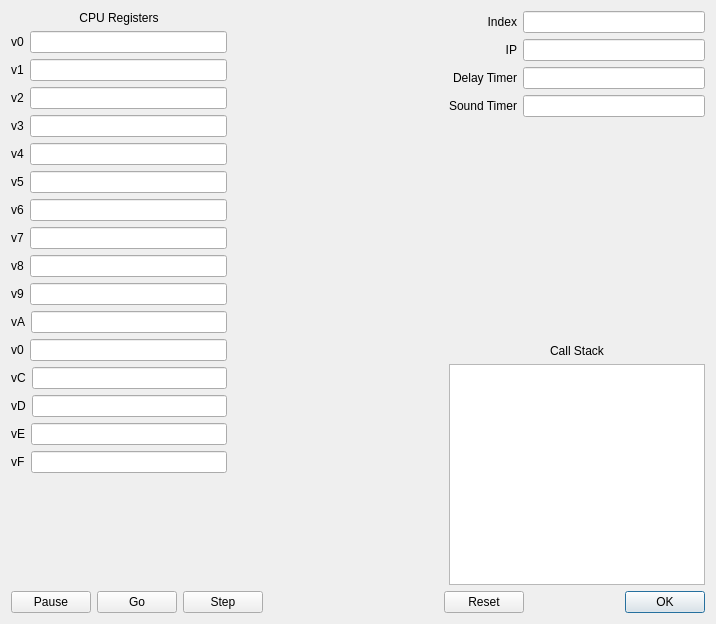
First picture: the form in src/CpuViewer.ui, repository mwales/chip8, before the edit.
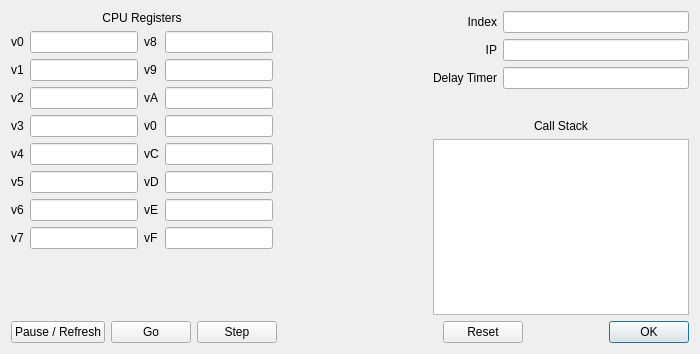
Second picture: the form after the edit.

Commit message: CPU viewer has delay timer in it now.  Added breakpoints.  Still need to add sound and key map dialog

Diff of the .ui file:
```diff
--- a/src/CpuViewer.ui
+++ b/src/CpuViewer.ui
@@ -6,8 +6,8 @@
    <rect>
     <x>0</x>
     <y>0</y>
-    <width>716</width>
-    <height>624</height>
+    <width>700</width>
+    <height>354</height>
    </rect>
   </property>
   <property name="windowTitle">
@@ -15,11 +15,9 @@
   </property>
   <layout class="QVBoxLayout" name="verticalLayout_3">
    <item>
-    <layout class="QHBoxLayout" name="horizontalLayout_19">
+    <layout class="QHBoxLayout" name="horizontalLayout">
      <item>
-      <layout class="QVBoxLayout" name="verticalLayout_5">
-       <item>
-        <layout class="QVBoxLayout" name="verticalLayout_4">
+      <layout class="QVBoxLayout" name="verticalLayout">
          <item>
           <widget class="QLabel" name="label_17">
            <property name="text">
@@ -31,232 +29,278 @@
           </widget>
          </item>
          <item>
-          <layout class="QVBoxLayout" name="verticalLayout">
-           <item>
-            <layout class="QHBoxLayout" name="horizontalLayout">
-             <item>
+        <layout class="QGridLayout" name="gridLayout_2">
+         <item row="0" column="0">
               <widget class="QLabel" name="label">
                <property name="text">
                 <string>v0</string>
                </property>
               </widget>
              </item>
-             <item>
-              <widget class="QLineEdit" name="lineEdit"/>
-             </item>
-            </layout>
-           </item>
-           <item>
-            <layout class="QHBoxLayout" name="horizontalLayout_2">
-             <item>
+         <item row="0" column="1">
+          <widget class="QLineEdit" name="lineEdit">
+           <property name="sizePolicy">
+            <sizepolicy hsizetype="Fixed" vsizetype="Fixed">
+             <horstretch>0</horstretch>
+             <verstretch>0</verstretch>
+            </sizepolicy>
+           </property>
+          </widget>
+         </item>
+         <item row="0" column="2">
+          <widget class="QLabel" name="label_9">
+           <property name="text">
+            <string>v8</string>
+           </property>
+          </widget>
+         </item>
+         <item row="0" column="3">
+          <widget class="QLineEdit" name="lineEdit_9">
+           <property name="sizePolicy">
+            <sizepolicy hsizetype="Fixed" vsizetype="Fixed">
+             <horstretch>0</horstretch>
+             <verstretch>0</verstretch>
+            </sizepolicy>
+           </property>
+          </widget>
+         </item>
+         <item row="1" column="0">
               <widget class="QLabel" name="label_2">
                <property name="text">
                 <string>v1</string>
                </property>
               </widget>
              </item>
-             <item>
-              <widget class="QLineEdit" name="lineEdit_2"/>
-             </item>
-            </layout>
-           </item>
-           <item>
-            <layout class="QHBoxLayout" name="horizontalLayout_3">
-             <item>
+         <item row="1" column="1">
+          <widget class="QLineEdit" name="lineEdit_2">
+           <property name="sizePolicy">
+            <sizepolicy hsizetype="Fixed" vsizetype="Fixed">
+             <horstretch>0</horstretch>
+             <verstretch>0</verstretch>
+            </sizepolicy>
+           </property>
+          </widget>
+         </item>
+         <item row="1" column="2">
+          <widget class="QLabel" name="label_10">
+           <property name="text">
+            <string>v9</string>
+           </property>
+          </widget>
+         </item>
+         <item row="1" column="3">
+          <widget class="QLineEdit" name="lineEdit_10">
+           <property name="sizePolicy">
+            <sizepolicy hsizetype="Fixed" vsizetype="Fixed">
+             <horstretch>0</horstretch>
+             <verstretch>0</verstretch>
+            </sizepolicy>
+           </property>
+          </widget>
+         </item>
+         <item row="2" column="0">
               <widget class="QLabel" name="label_3">
                <property name="text">
                 <string>v2</string>
                </property>
               </widget>
              </item>
-             <item>
-              <widget class="QLineEdit" name="lineEdit_3"/>
-             </item>
-            </layout>
-           </item>
-           <item>
-            <layout class="QHBoxLayout" name="horizontalLayout_4">
-             <item>
+         <item row="2" column="1">
+          <widget class="QLineEdit" name="lineEdit_3">
+           <property name="sizePolicy">
+            <sizepolicy hsizetype="Fixed" vsizetype="Fixed">
+             <horstretch>0</horstretch>
+             <verstretch>0</verstretch>
+            </sizepolicy>
+           </property>
+          </widget>
+         </item>
+         <item row="2" column="2">
+          <widget class="QLabel" name="label_11">
+           <property name="text">
+            <string>vA</string>
+           </property>
+          </widget>
+         </item>
+         <item row="2" column="3">
+          <widget class="QLineEdit" name="lineEdit_11">
+           <property name="sizePolicy">
+            <sizepolicy hsizetype="Fixed" vsizetype="Fixed">
+             <horstretch>0</horstretch>
+             <verstretch>0</verstretch>
+            </sizepolicy>
+           </property>
+          </widget>
+         </item>
+         <item row="3" column="0">
               <widget class="QLabel" name="label_4">
                <property name="text">
                 <string>v3</string>
                </property>
               </widget>
              </item>
-             <item>
-              <widget class="QLineEdit" name="lineEdit_4"/>
-             </item>
-            </layout>
-           </item>
-           <item>
-            <layout class="QHBoxLayout" name="horizontalLayout_5">
-             <item>
+         <item row="3" column="1">
+          <widget class="QLineEdit" name="lineEdit_4">
+           <property name="sizePolicy">
+            <sizepolicy hsizetype="Fixed" vsizetype="Fixed">
+             <horstretch>0</horstretch>
+             <verstretch>0</verstretch>
+            </sizepolicy>
+           </property>
+          </widget>
+         </item>
+         <item row="3" column="2">
+          <widget class="QLabel" name="label_12">
+           <property name="text">
+            <string>v0</string>
+           </property>
+          </widget>
+         </item>
+         <item row="3" column="3">
+          <widget class="QLineEdit" name="lineEdit_12">
+           <property name="sizePolicy">
+            <sizepolicy hsizetype="Fixed" vsizetype="Fixed">
+             <horstretch>0</horstretch>
+             <verstretch>0</verstretch>
+            </sizepolicy>
+           </property>
+          </widget>
+         </item>
+         <item row="4" column="0">
               <widget class="QLabel" name="label_5">
                <property name="text">
                 <string>v4</string>
                </property>
               </widget>
              </item>
-             <item>
-              <widget class="QLineEdit" name="lineEdit_5"/>
-             </item>
-            </layout>
-           </item>
-           <item>
-            <layout class="QHBoxLayout" name="horizontalLayout_6">
-             <item>
-              <widget class="QLabel" name="label_6">
-               <property name="text">
-                <string>v5</string>
+         <item row="4" column="1">
+          <widget class="QLineEdit" name="lineEdit_5">
+           <property name="sizePolicy">
+            <sizepolicy hsizetype="Fixed" vsizetype="Fixed">
+             <horstretch>0</horstretch>
+             <verstretch>0</verstretch>
+            </sizepolicy>
                </property>
               </widget>
              </item>
-             <item>
-              <widget class="QLineEdit" name="lineEdit_6"/>
-             </item>
-            </layout>
-           </item>
-           <item>
-            <layout class="QHBoxLayout" name="horizontalLayout_7">
-             <item>
-              <widget class="QLabel" name="label_7">
-               <property name="text">
-                <string>v6</string>
-               </property>
-              </widget>
-             </item>
-             <item>
-              <widget class="QLineEdit" name="lineEdit_7"/>
-             </item>
-            </layout>
-           </item>
-           <item>
-            <layout class="QHBoxLayout" name="horizontalLayout_8">
-             <item>
-              <widget class="QLabel" name="label_8">
-               <property name="text">
-                <string>v7</string>
-               </property>
-              </widget>
-             </item>
-             <item>
-              <widget class="QLineEdit" name="lineEdit_8"/>
-             </item>
-            </layout>
-           </item>
-           <item>
-            <layout class="QHBoxLayout" name="horizontalLayout_9">
-             <item>
-              <widget class="QLabel" name="label_9">
-               <property name="text">
-                <string>v8</string>
-               </property>
-              </widget>
-             </item>
-             <item>
-              <widget class="QLineEdit" name="lineEdit_9"/>
-             </item>
-            </layout>
-           </item>
-           <item>
-            <layout class="QHBoxLayout" name="horizontalLayout_10">
-             <item>
-              <widget class="QLabel" name="label_10">
-               <property name="text">
-                <string>v9</string>
-               </property>
-              </widget>
-             </item>
-             <item>
-              <widget class="QLineEdit" name="lineEdit_10"/>
-             </item>
-            </layout>
-           </item>
-           <item>
-            <layout class="QHBoxLayout" name="horizontalLayout_11">
-             <item>
-              <widget class="QLabel" name="label_11">
-               <property name="text">
-                <string>vA</string>
-               </property>
-              </widget>
-             </item>
-             <item>
-              <widget class="QLineEdit" name="lineEdit_11"/>
-             </item>
-            </layout>
-           </item>
-           <item>
-            <layout class="QHBoxLayout" name="horizontalLayout_12">
-             <item>
-              <widget class="QLabel" name="label_12">
-               <property name="text">
-                <string>v0</string>
-               </property>
-              </widget>
-             </item>
-             <item>
-              <widget class="QLineEdit" name="lineEdit_12"/>
-             </item>
-            </layout>
-           </item>
-           <item>
-            <layout class="QHBoxLayout" name="horizontalLayout_13">
-             <item>
+         <item row="4" column="2">
               <widget class="QLabel" name="label_13">
                <property name="text">
                 <string>vC</string>
                </property>
               </widget>
              </item>
-             <item>
-              <widget class="QLineEdit" name="lineEdit_13"/>
-             </item>
-            </layout>
-           </item>
-           <item>
-            <layout class="QHBoxLayout" name="horizontalLayout_14">
-             <item>
+         <item row="4" column="3">
+          <widget class="QLineEdit" name="lineEdit_13">
+           <property name="sizePolicy">
+            <sizepolicy hsizetype="Fixed" vsizetype="Fixed">
+             <horstretch>0</horstretch>
+             <verstretch>0</verstretch>
+            </sizepolicy>
+           </property>
+          </widget>
+         </item>
+         <item row="5" column="0">
+          <widget class="QLabel" name="label_6">
+           <property name="text">
+            <string>v5</string>
+           </property>
+          </widget>
+         </item>
+         <item row="5" column="1">
+          <widget class="QLineEdit" name="lineEdit_6">
+           <property name="sizePolicy">
+            <sizepolicy hsizetype="Fixed" vsizetype="Fixed">
+             <horstretch>0</horstretch>
+             <verstretch>0</verstretch>
+            </sizepolicy>
+           </property>
+          </widget>
+         </item>
+         <item row="5" column="2">
               <widget class="QLabel" name="label_14">
                <property name="text">
                 <string>vD</string>
                </property>
               </widget>
              </item>
-             <item>
-              <widget class="QLineEdit" name="lineEdit_14"/>
-             </item>
-            </layout>
-           </item>
-           <item>
-            <layout class="QHBoxLayout" name="horizontalLayout_15">
-             <item>
+         <item row="5" column="3">
+          <widget class="QLineEdit" name="lineEdit_14">
+           <property name="sizePolicy">
+            <sizepolicy hsizetype="Fixed" vsizetype="Fixed">
+             <horstretch>0</horstretch>
+             <verstretch>0</verstretch>
+            </sizepolicy>
+           </property>
+          </widget>
+         </item>
+         <item row="6" column="0">
+          <widget class="QLabel" name="label_7">
+           <property name="text">
+            <string>v6</string>
+           </property>
+          </widget>
+         </item>
+         <item row="6" column="1">
+          <widget class="QLineEdit" name="lineEdit_7">
+           <property name="sizePolicy">
+            <sizepolicy hsizetype="Fixed" vsizetype="Fixed">
+             <horstretch>0</horstretch>
+             <verstretch>0</verstretch>
+            </sizepolicy>
+           </property>
+          </widget>
+         </item>
+         <item row="6" column="2">
               <widget class="QLabel" name="label_15">
                <property name="text">
                 <string>vE</string>
                </property>
               </widget>
              </item>
-             <item>
-              <widget class="QLineEdit" name="lineEdit_15"/>
-             </item>
-            </layout>
-           </item>
-           <item>
-            <layout class="QHBoxLayout" name="horizontalLayout_16">
-             <item>
+         <item row="6" column="3">
+          <widget class="QLineEdit" name="lineEdit_15">
+           <property name="sizePolicy">
+            <sizepolicy hsizetype="Fixed" vsizetype="Fixed">
+             <horstretch>0</horstretch>
+             <verstretch>0</verstretch>
+            </sizepolicy>
+           </property>
+          </widget>
+         </item>
+         <item row="7" column="0">
+          <widget class="QLabel" name="label_8">
+           <property name="text">
+            <string>v7</string>
+           </property>
+          </widget>
+         </item>
+         <item row="7" column="1">
+          <widget class="QLineEdit" name="lineEdit_8">
+           <property name="sizePolicy">
+            <sizepolicy hsizetype="Fixed" vsizetype="Fixed">
+             <horstretch>0</horstretch>
+             <verstretch>0</verstretch>
+            </sizepolicy>
+           </property>
+          </widget>
+         </item>
+         <item row="7" column="2">
               <widget class="QLabel" name="label_16">
                <property name="text">
                 <string>vF</string>
                </property>
               </widget>
              </item>
-             <item>
-              <widget class="QLineEdit" name="lineEdit_16"/>
-             </item>
-            </layout>
-           </item>
-          </layout>
+         <item row="7" column="3">
+          <widget class="QLineEdit" name="lineEdit_16">
+           <property name="sizePolicy">
+            <sizepolicy hsizetype="Fixed" vsizetype="Fixed">
+             <horstretch>0</horstretch>
+             <verstretch>0</verstretch>
+            </sizepolicy>
+           </property>
+          </widget>
          </item>
         </layout>
        </item>
@@ -331,19 +375,6 @@
          <item row="2" column="1">
           <widget class="QLineEdit" name="lineEdit_dt"/>
          </item>
-         <item row="3" column="0">
-          <widget class="QLabel" name="label_21">
-           <property name="text">
-            <string>Sound Timer</string>
-           </property>
-           <property name="alignment">
-            <set>Qt::AlignRight|Qt::AlignTrailing|Qt::AlignVCenter</set>
-           </property>
-          </widget>
-         </item>
-         <item row="3" column="1">
-          <widget class="QLineEdit" name="lineEdit_st"/>
-         </item>
         </layout>
        </item>
        <item>
@@ -381,7 +412,7 @@
      <item>
       <widget class="QPushButton" name="pauseButton">
        <property name="text">
-        <string>Pause</string>
+        <string>Pause / Refresh</string>
        </property>
       </widget>
      </item>
```
Left out of the diff: 24 changed lines with no effect on the pictures. Lines whose indentation alone changed are shown as unchanged. The commit also changes 7 other files.
